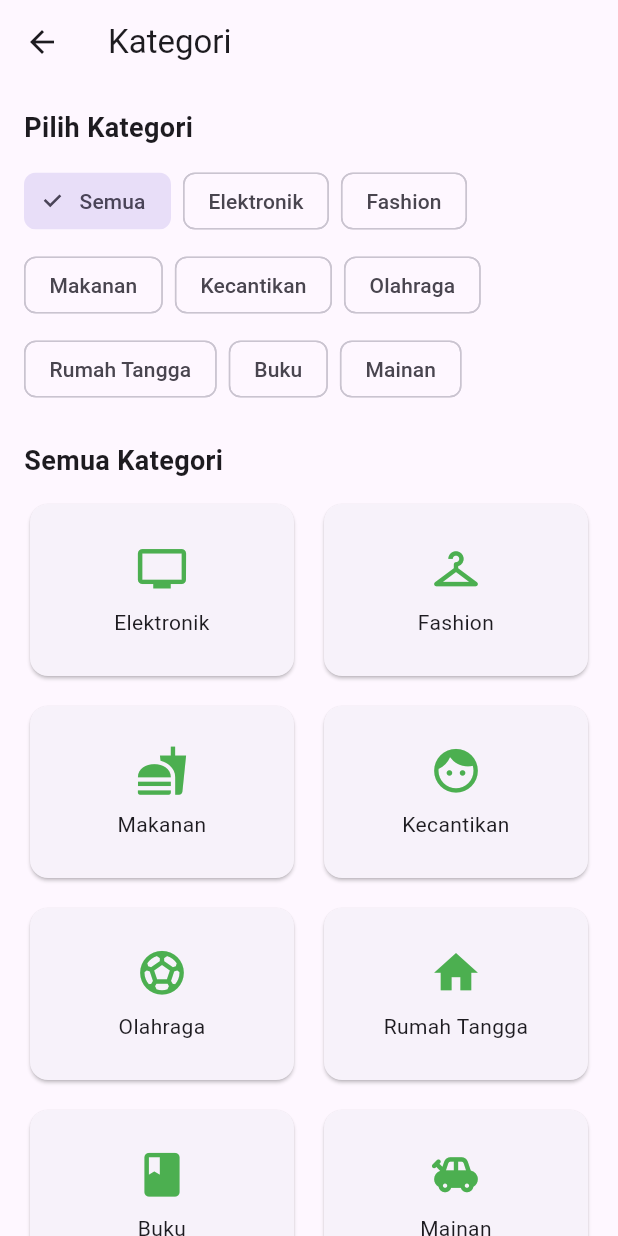
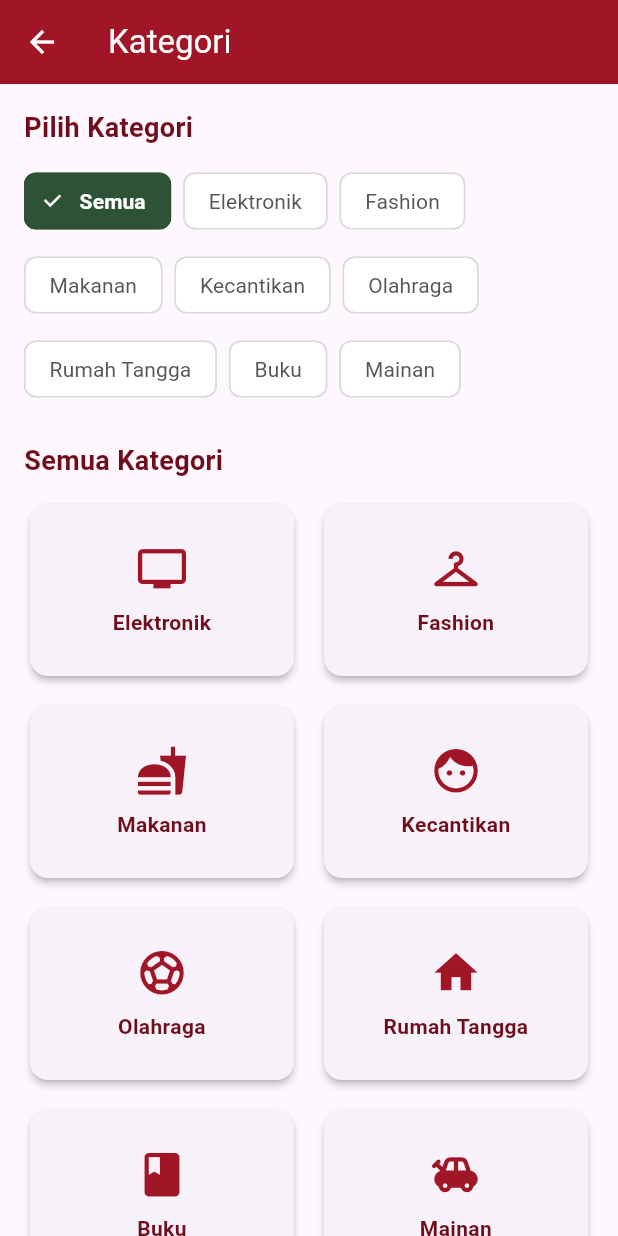
Before and after one commit to CherylNataniaTan/UTS_MobileProgramming_Tokopedia, a Flutter app: the screen it shows after launch, after a tap on the "category" icon, on a phone screen of 412 x 824 dp. Run offline on Flutter 3.47's test engine with Material 3 defaults, Android fonts, the phone set to English and light mode, and no system bars; network calls fail.

Commit message:
merubah tema warna untuk semua folder agar selaras

```diff
--- a/lib/category/category_grid_full.dart
+++ b/lib/category/category_grid_full.dart
@@ -10,39 +10,18 @@ class CategoryGridFull extends StatelessWidget {
     required this.onCategorySelected,
   });
 
+  static const Color primaryRed = Color(0xFFA01626);
+  static const Color darkRed = Color(0xFF700D1B);
+
   static const List<Map<String, Object>> categories = [
-    {
-      'label': 'Elektronik',
-      'icon': Icons.tv,
-    },
-    {
-      'label': 'Fashion',
-      'icon': Icons.checkroom,
-    },
-    {
-      'label': 'Makanan',
-      'icon': Icons.fastfood,
-    },
-    {
-      'label': 'Kecantikan',
-      'icon': Icons.face,
-    },
-    {
-      'label': 'Olahraga',
-      'icon': Icons.sports_soccer,
-    },
-    {
-      'label': 'Rumah Tangga',
-      'icon': Icons.home,
-    },
-    {
-      'label': 'Buku',
-      'icon': Icons.book,
-    },
-    {
-      'label': 'Mainan',
-      'icon': Icons.toys,
-    },
+    {'label': 'Elektronik', 'icon': Icons.tv},
+    {'label': 'Fashion', 'icon': Icons.checkroom},
+    {'label': 'Makanan', 'icon': Icons.fastfood},
+    {'label': 'Kecantikan', 'icon': Icons.face},
+    {'label': 'Olahraga', 'icon': Icons.sports_soccer},
+    {'label': 'Rumah Tangga', 'icon': Icons.home},
+    {'label': 'Buku', 'icon': Icons.book},
+    {'label': 'Mainan', 'icon': Icons.toys},
   ];
 
   @override
@@ -69,7 +48,10 @@ class CategoryGridFull extends StatelessWidget {
         final String label = category['label'] as String;
         final IconData icon = category['icon'] as IconData;
 
+        final bool isSelected = selectedCategory == label;
+
         return Card(
+          elevation: 2,
           child: InkWell(
             borderRadius: BorderRadius.circular(12),
             onTap: () {
@@ -81,12 +63,16 @@ class CategoryGridFull extends StatelessWidget {
                 Icon(
                   icon,
                   size: 35,
-                  color: Colors.green,
+                  color: primaryRed,
                 ),
                 const SizedBox(height: 8),
                 Text(
                   label,
                   textAlign: TextAlign.center,
+                  style: TextStyle(
+                    fontWeight: FontWeight.w600,
+                    color: isSelected ? primaryRed : darkRed,
+                  ),
                 ),
               ],
             ),
--- a/lib/category/category_screen.dart
+++ b/lib/category/category_screen.dart
@@ -27,6 +27,10 @@ class _CategoryScreenState extends State<CategoryScreen> {
 
   String selectedCategory = 'Semua';
 
+  static const Color primaryRed = Color(0xFFA01626);
+  static const Color darkRed = Color(0xFF700D1B);
+  static const Color gray = Color(0xFF575757);
+
   @override
   Widget build(BuildContext context) {
     final filteredProducts = selectedCategory == 'Semua'
@@ -38,6 +42,8 @@ class _CategoryScreenState extends State<CategoryScreen> {
     return Scaffold(
       appBar: AppBar(
         title: const Text('Kategori'),
+        backgroundColor: primaryRed,
+        foregroundColor: Colors.white,
       ),
       body: SingleChildScrollView(
         padding: const EdgeInsets.all(16),
@@ -49,6 +55,7 @@ class _CategoryScreenState extends State<CategoryScreen> {
               style: TextStyle(
                 fontSize: 18,
                 fontWeight: FontWeight.bold,
+                color: darkRed,
               ),
             ),
 
@@ -77,6 +84,7 @@ class _CategoryScreenState extends State<CategoryScreen> {
               style: TextStyle(
                 fontSize: 18,
                 fontWeight: FontWeight.bold,
+                color: darkRed,
               ),
             ),
 
@@ -100,6 +108,7 @@ class _CategoryScreenState extends State<CategoryScreen> {
               style: const TextStyle(
                 fontSize: 18,
                 fontWeight: FontWeight.bold,
+                color: darkRed,
               ),
             ),
 
@@ -111,6 +120,9 @@ class _CategoryScreenState extends State<CategoryScreen> {
                   padding: EdgeInsets.all(20),
                   child: Text(
                     'Belum ada produk di kategori ini',
+                    style: TextStyle(
+                      color: gray,
+                    ),
                   ),
                 ),
               )
--- a/lib/main.dart
+++ b/lib/main.dart
@@ -17,17 +17,26 @@ void main() {
 class MyApp extends StatelessWidget {
   const MyApp({super.key});
 
+  static const Color primaryRed = Color(0xFFA01626);
+  static const Color darkRed = Color(0xFF700D1B);
+
   @override
   Widget build(BuildContext context) {
     return MaterialApp(
       debugShowCheckedModeBanner: false,
-
       home: Builder(
         builder: (context) {
           return Scaffold(
             appBar: AppBar(
-              title: const Text('Marketplace'),
-              backgroundColor: Colors.green,
+              title: const Text(
+                'Marketplace',
+                style: TextStyle(
+                  color: Colors.white,
+                  fontWeight: FontWeight.bold,
+                ),
+              ),
+              backgroundColor: primaryRed,
+              foregroundColor: Colors.white,
               actions: [
                 IconButton(
                   icon: const Icon(Icons.search),
@@ -53,7 +62,6 @@ class MyApp extends StatelessWidget {
                 ),
               ],
             ),
-
             body: SingleChildScrollView(
               padding: const EdgeInsets.all(16),
               child: Column(
@@ -72,6 +80,7 @@ class MyApp extends StatelessWidget {
                     style: TextStyle(
                       fontWeight: FontWeight.bold,
                       fontSize: 16,
+                      color: darkRed,
                     ),
                   ),
 
@@ -86,6 +95,7 @@ class MyApp extends StatelessWidget {
                     style: TextStyle(
                       fontWeight: FontWeight.bold,
                       fontSize: 16,
+                      color: darkRed,
                     ),
                   ),
 
--- a/lib/search/category_filter_chip.dart
+++ b/lib/search/category_filter_chip.dart
@@ -12,6 +12,10 @@ class CategoryFilterChip extends StatelessWidget {
     required this.onSelected,
   });
 
+  static const Color green = Color.fromARGB(255, 46, 82, 53);
+  static const Color gray = Color(0xFF575757);
+  static const Color lightGray = Color(0xFFDADAD9);
+
   @override
   Widget build(BuildContext context) {
     return FilterChip(
@@ -20,6 +24,16 @@ class CategoryFilterChip extends StatelessWidget {
       onSelected: (_) {
         onSelected();
       },
+      selectedColor: green,
+      backgroundColor: Colors.white,
+      checkmarkColor: Colors.white,
+      labelStyle: TextStyle(
+        color: selected ? Colors.white : gray,
+        fontWeight: selected ? FontWeight.bold : FontWeight.normal,
+      ),
+      side: BorderSide(
+        color: selected ? green : lightGray,
+      ),
     );
   }
 }
--- a/lib/search/search_result_tile.dart
+++ b/lib/search/search_result_tile.dart
@@ -9,10 +9,16 @@ class SearchResultTile extends StatelessWidget {
     required this.product,
   });
 
+  static const Color primaryRed = Color(0xFFA01626);
+  static const Color darkRed = Color(0xFF700D1B);
+  static const Color gray = Color(0xFF575757);
+  static const Color orange = Color(0xFFE89D2D);
+
   @override
   Widget build(BuildContext context) {
     return Card(
       margin: const EdgeInsets.only(bottom: 12),
+      elevation: 2,
       child: ListTile(
         contentPadding: const EdgeInsets.all(8),
         leading: ClipRRect(
@@ -28,6 +34,10 @@ class SearchResultTile extends StatelessWidget {
           product.name,
           maxLines: 2,
           overflow: TextOverflow.ellipsis,
+          style: const TextStyle(
+            fontWeight: FontWeight.w600,
+            color: darkRed,
+          ),
         ),
         subtitle: Column(
           crossAxisAlignment: CrossAxisAlignment.start,
@@ -37,7 +47,7 @@ class SearchResultTile extends StatelessWidget {
               'Rp${product.price}',
               style: const TextStyle(
                 fontWeight: FontWeight.bold,
-                color: Colors.green,
+                color: primaryRed,
               ),
             ),
             const SizedBox(height: 4),
@@ -46,10 +56,15 @@ class SearchResultTile extends StatelessWidget {
                 const Icon(
                   Icons.star,
                   size: 14,
-                  color: Colors.orange,
+                  color: orange,
                 ),
                 const SizedBox(width: 4),
-                Text('${product.rating}'),
+                Text(
+                  '${product.rating}',
+                  style: const TextStyle(
+                    color: gray,
+                  ),
+                ),
               ],
             ),
           ],
--- a/lib/search/search_screen.dart
+++ b/lib/search/search_screen.dart
@@ -1,4 +1,5 @@
 import 'package:flutter/material.dart';
+
 import '../data/dummy_products.dart';
 import 'search_result_tile.dart';
 
@@ -13,6 +14,11 @@ class _SearchScreenState extends State<SearchScreen> {
   final TextEditingController searchController = TextEditingController();
 
   String searchQuery = '';
+
+  static const Color primaryRed = Color(0xFFA01626);
+  static const Color darkRed = Color(0xFF700D1B);
+  static const Color gray = Color(0xFF575757);
+  static const Color lightGray = Color(0xFFDADAD9);
 
   @override
   void dispose() {
@@ -31,6 +37,8 @@ class _SearchScreenState extends State<SearchScreen> {
     return Scaffold(
       appBar: AppBar(
         title: const Text('Cari Produk'),
+        backgroundColor: primaryRed,
+        foregroundColor: Colors.white,
       ),
       body: Padding(
         padding: const EdgeInsets.all(16),
@@ -45,20 +53,40 @@ class _SearchScreenState extends State<SearchScreen> {
               },
               decoration: InputDecoration(
                 hintText: 'Cari produk...',
-                prefixIcon: const Icon(Icons.search),
+                hintStyle: const TextStyle(
+                  color: gray,
+                ),
+                prefixIcon: const Icon(
+                  Icons.search,
+                  color: primaryRed,
+                ),
                 suffixIcon: searchQuery.isNotEmpty
                     ? IconButton(
-                        icon: const Icon(Icons.clear),
+                        icon: const Icon(
+                          Icons.clear,
+                          color: primaryRed,
+                        ),
                         onPressed: () {
                           searchController.clear();
+
                           setState(() {
                             searchQuery = '';
                           });
                         },
                       )
                     : null,
-                border: OutlineInputBorder(
+                focusedBorder: OutlineInputBorder(
                   borderRadius: BorderRadius.circular(12),
+                  borderSide: const BorderSide(
+                    color: primaryRed,
+                    width: 2,
+                  ),
+                ),
+                enabledBorder: OutlineInputBorder(
+                  borderRadius: BorderRadius.circular(12),
+                  borderSide: const BorderSide(
+                    color: lightGray,
+                  ),
                 ),
               ),
             ),
@@ -66,7 +94,12 @@ class _SearchScreenState extends State<SearchScreen> {
             Expanded(
               child: filteredProducts.isEmpty
                   ? const Center(
-                      child: Text('Produk tidak ditemukan'),
+                      child: Text(
+                        'Produk tidak ditemukan',
+                        style: TextStyle(
+                          color: darkRed,
+                        ),
+                      ),
                     )
                   : ListView.builder(
                       itemCount: filteredProducts.length,
--- a/lib/widgets/category_list.dart
+++ b/lib/widgets/category_list.dart
@@ -11,6 +11,10 @@ class CategoryList extends StatelessWidget {
     {'label': 'Olahraga', 'icon': Icons.sports_soccer},
   ];
 
+  static const Color primaryRed = Color.fromARGB(255, 255, 232, 235);
+  static const Color darkRed = Color(0xFF700D1B);
+  static const Color lightGray = Color.fromARGB(255, 46, 82, 53);
+
   @override
   Widget build(BuildContext context) {
     return SizedBox(
@@ -20,22 +24,26 @@ class CategoryList extends StatelessWidget {
         itemCount: categories.length,
         itemBuilder: (context, index) {
           final category = categories[index];
+
           return Padding(
             padding: const EdgeInsets.only(right: 16),
             child: Column(
               children: [
                 CircleAvatar(
                   radius: 26,
-                  backgroundColor: Colors.green[100],
+                  backgroundColor: lightGray,
                   child: Icon(
                     category['icon'],
-                    color: Colors.green[800],
+                    color: primaryRed,
                   ),
                 ),
                 const SizedBox(height: 6),
                 Text(
                   category['label'],
-                  style: const TextStyle(fontSize: 12),
+                  style: const TextStyle(
+                    fontSize: 12,
+                    color: darkRed,
+                  ),
                 ),
               ],
             ),
--- a/lib/widgets/product_grid.dart
+++ b/lib/widgets/product_grid.dart
@@ -5,6 +5,12 @@ class ProductGrid extends StatelessWidget {
   final List<Product> products;
 
   const ProductGrid({super.key, required this.products});
+
+  static const Color primaryRed = Color(0xFFA01626);
+  static const Color darkRed = Color(0xFF700D1B);
+  static const Color gray = Color.fromARGB(255, 87, 87, 87);
+  static const Color lightGray = Color(0xFFDADAD9);
+  static const Color orange = Color(0xFFE89D2D);
 
   @override
   Widget build(BuildContext context) {
@@ -20,9 +26,12 @@ class ProductGrid extends StatelessWidget {
       ),
       itemBuilder: (context, index) {
         final product = products[index];
+
         return Container(
           decoration: BoxDecoration(
-            border: Border.all(color: Colors.grey[300]!),
+            border: Border.all(
+              color: lightGray,
+            ),
             borderRadius: BorderRadius.circular(10),
           ),
           child: Column(
@@ -49,19 +58,32 @@ class ProductGrid extends StatelessWidget {
                       product.name,
                       maxLines: 1,
                       overflow: TextOverflow.ellipsis,
+                      style: const TextStyle(
+                        color: gray,
+                      ),
                     ),
                     const SizedBox(height: 4),
                     Text(
                       'Rp${product.price}',
                       style: const TextStyle(
                         fontWeight: FontWeight.bold,
-                        color: Colors.green,
+                        color: primaryRed,
                       ),
                     ),
                     Row(
                       children: [
-                        const Icon(Icons.star, size: 14, color: Colors.orange),
-                        Text(' ${product.rating}', style: const TextStyle(fontSize: 12)),
+                        const Icon(
+                          Icons.star,
+                          size: 14,
+                          color: orange,
+                        ),
+                        Text(
+                          ' ${product.rating}',
+                          style: const TextStyle(
+                            fontSize: 12,
+                            color: gray,
+                          ),
+                        ),
                       ],
                     ),
                   ],
--- a/lib/widgets/promo_banner.dart
+++ b/lib/widgets/promo_banner.dart
@@ -2,6 +2,8 @@ import 'package:flutter/material.dart';
 
 class PromoBanner extends StatelessWidget {
   const PromoBanner({super.key});
+
+  static const Color primaryRed = Color(0xFFA01626);
 
   @override
   Widget build(BuildContext context) {
@@ -9,7 +11,7 @@ class PromoBanner extends StatelessWidget {
       height: 140,
       width: double.infinity,
       decoration: BoxDecoration(
-        color: Colors.green[400],
+        color: primaryRed,
         borderRadius: BorderRadius.circular(12),
       ),
       alignment: Alignment.center,
--- a/lib/widgets/search_bar_widget.dart
+++ b/lib/widgets/search_bar_widget.dart
@@ -2,6 +2,10 @@ import 'package:flutter/material.dart';
 
 class SearchBarWidget extends StatelessWidget {
   const SearchBarWidget({super.key});
+
+  static const Color primaryRed = Color(0xFFA01626);
+  static const Color gray = Color(0xFF575757);
+  static const Color lightGray = Color(0xFFDADAD9);
 
   @override
   Widget build(BuildContext context) {
@@ -9,18 +13,26 @@ class SearchBarWidget extends StatelessWidget {
       height: 50,
       padding: const EdgeInsets.symmetric(horizontal: 12),
       decoration: BoxDecoration(
-        color: Colors.grey[200],
+        color: Colors.white,
         borderRadius: BorderRadius.circular(10),
+        border: Border.all(
+          color: lightGray,
+        ),
       ),
       child: Row(
         children: [
-          const Icon(Icons.search, color: Colors.grey),
+          const Icon(
+            Icons.search,
+            color: primaryRed,
+          ),
           const SizedBox(width: 10),
           Expanded(
             child: TextField(
-              decoration: InputDecoration(
+              decoration: const InputDecoration(
                 hintText: 'Cari barang...',
-                hintStyle: TextStyle(color: Colors.grey[600]),
+                hintStyle: TextStyle(
+                  color: gray,
+                ),
                 border: InputBorder.none,
                 isDense: true,
               ),
```
